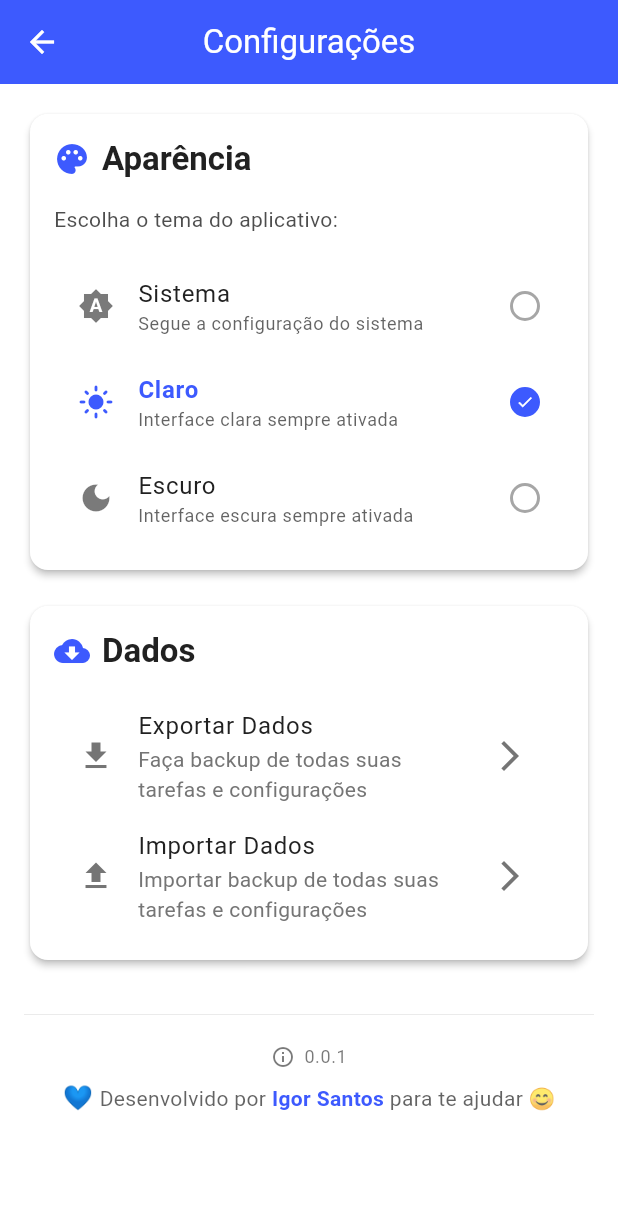
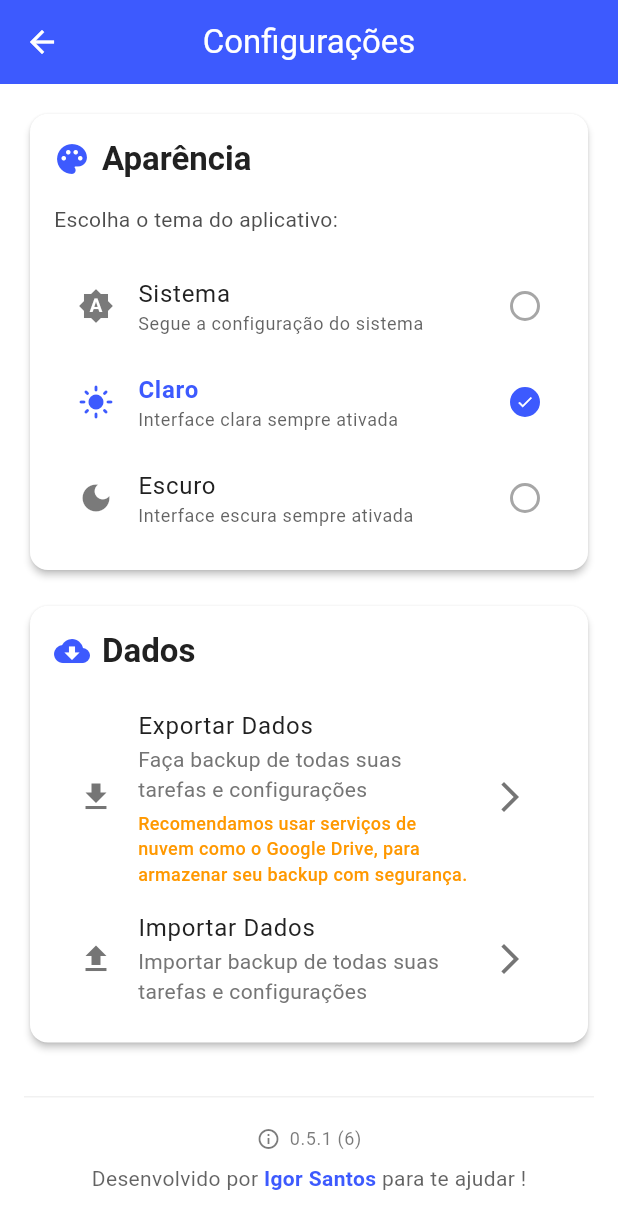
Before and after one commit to igorsantos314/flutter-ikanban-app, a Flutter app: the SettingsPageContent screen opened directly, after a tap on "Claro", on a phone screen of 412 x 824 dp. Shown: the top 1229 px of the screen. Run offline on Flutter 3.47's test engine with Material 3 defaults, Android fonts, the phone set to English and light mode, and no system bars; our stand-ins replace drift, equatable, file_picker, flutter_bloc, freezed_annotation, get_it and 4 more; accounts and stored records are empty; generated files the repository leaves out were written again.

Commit message:
feat: Integrate package_info_plus for app version retrieval and enhance developer dialog

```diff
--- a/lib/features/settings/data/settings_repository_impl.dart
+++ b/lib/features/settings/data/settings_repository_impl.dart
@@ -4,6 +4,7 @@ import 'package:flutter_ikanban_app/features/settings/domain/model/settings_mode
 import 'package:flutter_ikanban_app/features/settings/domain/repository/settings_repository.dart';
 import 'package:flutter_ikanban_app/features/settings/infra/settings_data_source.dart';
 import 'package:flutter_ikanban_app/shared/theme/repository/theme_repository.dart';
+import 'package:package_info_plus/package_info_plus.dart';
 
 class SettingsRepositoryImpl implements SettingsRepository {
   final ThemeRepository themeRepository;
@@ -21,7 +22,7 @@ class SettingsRepositoryImpl implements SettingsRepository {
       final settings = SettingsModel(
         appTheme: await themeRepository.getTheme(),
         language: "pt",
-        appVersion: "0.0.1",
+        appVersion: await _getAppVersion(),
       );
       return Outcome.success(value: settings);
     } catch (e) {
@@ -48,4 +49,9 @@ class SettingsRepositoryImpl implements SettingsRepository {
       );
     }
   }
+
+  Future<String> _getAppVersion() async {
+    PackageInfo packageInfo = await PackageInfo.fromPlatform();
+    return '${packageInfo.version} (${packageInfo.buildNumber})'; // Ex: "1.0.0 (42)"
+  }
 }
--- a/lib/features/settings/domain/use_cases/load_settings_use_case.dart
+++ b/lib/features/settings/domain/use_cases/load_settings_use_case.dart
@@ -1,3 +1,5 @@
+import 'dart:developer';
+
 import 'package:flutter_ikanban_app/core/utils/result/outcome.dart';
 import 'package:flutter_ikanban_app/features/settings/domain/errors/settings_repository_errors.dart';
 import 'package:flutter_ikanban_app/features/settings/domain/model/settings_model.dart';
@@ -18,6 +20,7 @@ class LoadSettingsUseCase {
         return Outcome.success(value: value);
       },
       failure: (error, message, throwable) {
+        log("Error loading settings: $message", error: throwable);
         switch (error) {
           case SettingsRepositoryErrors.notFound:
             return Outcome.failure(error: LoadSettingsError.notFound);
--- a/lib/features/settings/presentation/pages/settings_page.dart
+++ b/lib/features/settings/presentation/pages/settings_page.dart
@@ -298,8 +298,17 @@ class _SettingsPageContentState extends State<SettingsPageContent> {
                                     ListTile(
                                       leading: const Icon(Icons.file_download),
                                       title: const Text('Exportar Dados'),
-                                      subtitle: const Text(
-                                        'Faça backup de todas suas tarefas e configurações',
+                                      subtitle: Column(
+                                        children: [
+                                          const Text(
+                                            'Faça backup de todas suas tarefas e configurações',
+                                          ),
+                                          const SizedBox(height: 4),
+                                          Text(
+                                            'Recomendamos usar serviços de nuvem como o Google Drive, para armazenar seu backup com segurança.',
+                                            style: TextStyle(fontSize: 12, color: Colors.orange, fontWeight: FontWeight.w500),
+                                          )
+                                        ],
                                       ),
                                       trailing: const Icon(
                                         Icons.arrow_forward_ios,
@@ -327,8 +336,6 @@ class _SettingsPageContentState extends State<SettingsPageContent> {
                             ),
 
                             const SizedBox(height: 32),
-
-                            // Sobre o Desenvolvedor
 
                             // Rodapé com informações
                             Container(
@@ -391,10 +398,6 @@ class _SettingsPageContentState extends State<SettingsPageContent> {
         mainAxisAlignment: MainAxisAlignment.center,
         children: [
           Text(
-            '💙 ',
-            style: TextStyle(fontSize: 16, color: theme.colorScheme.primary),
-          ),
-          Text(
             'Desenvolvido por ',
             style: theme.textTheme.bodyMedium?.copyWith(
               color: theme.colorScheme.onSurface.withValues(alpha: 0.7),
@@ -408,7 +411,7 @@ class _SettingsPageContentState extends State<SettingsPageContent> {
             ),
           ),
           Text(
-            ' para te ajudar 😊',
+            ' para te ajudar !',
             style: theme.textTheme.bodyMedium?.copyWith(
               color: theme.colorScheme.onSurface.withValues(alpha: 0.7),
             ),
--- a/pubspec.yaml
+++ b/pubspec.yaml
@@ -30,6 +30,7 @@ dependencies:
   shared_preferences: ^2.5.3
   file_picker: ^8.1.2
   permission_handler: ^11.3.1
+  package_info_plus: ^9.0.0
 
 dev_dependencies:
   flutter_test:
```
Also changed, not shown: lib/features/settings/presentation/modals/about_developer_modal.dart (+8 -7 lines), pubspec.lock, 1 other file.
